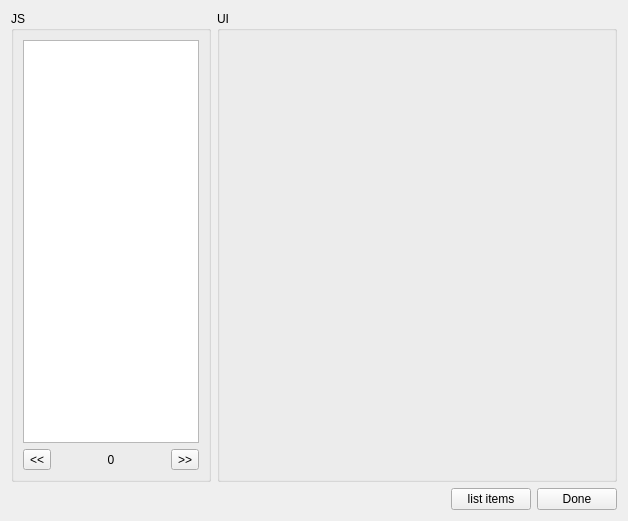
Qt form apps/uitest/scripts/main.ui (dmzgroup/js) before a commit.
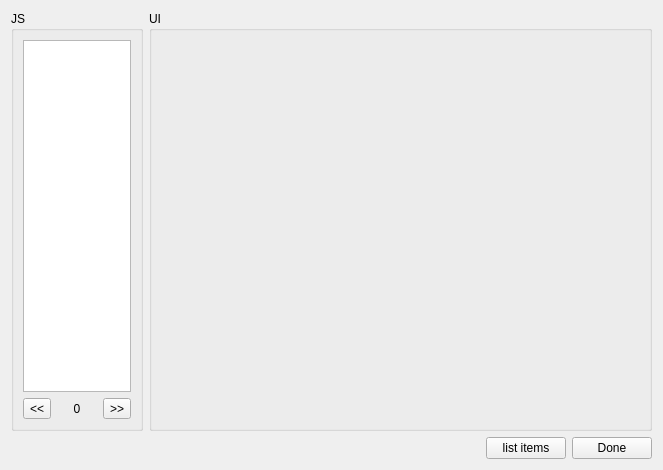
The same form after that commit.

Diff of the .ui file:
```diff
--- a/apps/uitest/scripts/main.ui
+++ b/apps/uitest/scripts/main.ui
@@ -6,8 +6,8 @@
    <rect>
     <x>0</x>
     <y>0</y>
-    <width>628</width>
-    <height>521</height>
+    <width>663</width>
+    <height>470</height>
    </rect>
   </property>
   <property name="windowTitle">
@@ -24,6 +24,12 @@
          <verstretch>0</verstretch>
         </sizepolicy>
        </property>
+       <property name="maximumSize">
+        <size>
+         <width>132</width>
+         <height>16777215</height>
+        </size>
+       </property>
        <property name="title">
         <string>JS</string>
        </property>
```
Left out of the diff: 1 changed line with no effect on the pictures.
